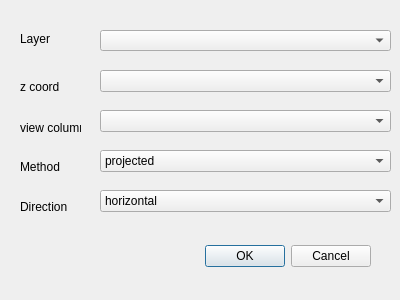
Qt form profileAAR_dialog_base.ui (ISAAKiel/profileAAR) before a commit.
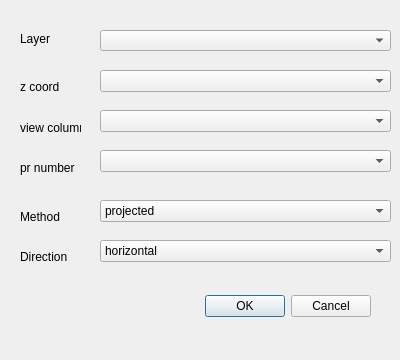
The same form after that commit.

Commit message: data in a list

Diff of the .ui file:
```diff
--- a/profileAAR_dialog_base.ui
+++ b/profileAAR_dialog_base.ui
@@ -7,7 +7,7 @@
     <x>0</x>
     <y>0</y>
     <width>400</width>
-    <height>300</height>
+    <height>360</height>
    </rect>
   </property>
   <property name="windowTitle">
@@ -17,7 +17,7 @@
    <property name="geometry">
     <rect>
      <x>30</x>
-     <y>240</y>
+     <y>290</y>
      <width>341</width>
      <height>32</height>
     </rect>
@@ -79,7 +79,7 @@
    <property name="geometry">
     <rect>
      <x>100</x>
-     <y>150</y>
+     <y>200</y>
      <width>291</width>
      <height>22</height>
     </rect>
@@ -99,7 +99,7 @@
    <property name="geometry">
     <rect>
      <x>20</x>
-     <y>160</y>
+     <y>210</y>
      <width>47</width>
      <height>13</height>
     </rect>
@@ -112,7 +112,7 @@
    <property name="geometry">
     <rect>
      <x>20</x>
-     <y>200</y>
+     <y>250</y>
      <width>47</width>
      <height>13</height>
     </rect>
@@ -125,7 +125,7 @@
    <property name="geometry">
     <rect>
      <x>100</x>
-     <y>190</y>
+     <y>240</y>
      <width>291</width>
      <height>22</height>
     </rect>
@@ -164,6 +164,29 @@
     <string>view column</string>
    </property>
   </widget>
+  <widget class="QComboBox" name="profileCombo">
+   <property name="geometry">
+    <rect>
+     <x>100</x>
+     <y>150</y>
+     <width>291</width>
+     <height>22</height>
+    </rect>
+   </property>
+  </widget>
+  <widget class="QLabel" name="label_6">
+   <property name="geometry">
+    <rect>
+     <x>20</x>
+     <y>160</y>
+     <width>61</width>
+     <height>16</height>
+    </rect>
+   </property>
+   <property name="text">
+    <string>pr number</string>
+   </property>
+  </widget>
  </widget>
  <resources/>
  <connections>
```
The commit also changes 2 other files.
